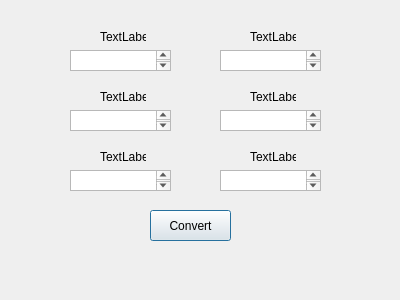
The window that Units/Temperature/temperature.ui (ITAAcademy/ITAInformator) describes before a commit, drawn with Qt 5.
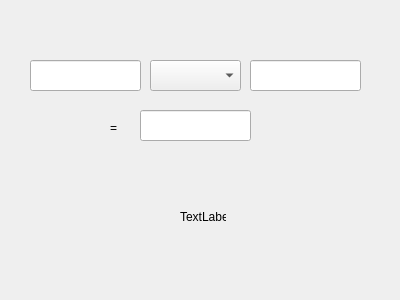
The same window after the commit.

Commit message: -add new functional to 3 windows (Temperature, Distance, Weight)

Patch:
```diff
--- a/Units/Temperature/temperature.ui
+++ b/Units/Temperature/temperature.ui
@@ -13,70 +13,64 @@
   <property name="windowTitle">
    <string>Temperature</string>
   </property>
+  <widget class="QLineEdit" name="lineEdit_T_Left">
+   <property name="geometry">
+    <rect>
+     <x>30</x>
+     <y>60</y>
+     <width>111</width>
+     <height>31</height>
+    </rect>
+   </property>
+  </widget>
+  <widget class="QLineEdit" name="lineEdit_T_right">
+   <property name="geometry">
+    <rect>
+     <x>250</x>
+     <y>60</y>
+     <width>111</width>
+     <height>31</height>
+    </rect>
+   </property>
+  </widget>
+  <widget class="QLineEdit" name="lineEdit_T_down">
+   <property name="geometry">
+    <rect>
+     <x>140</x>
+     <y>110</y>
+     <width>111</width>
+     <height>31</height>
+    </rect>
+   </property>
+  </widget>
+  <widget class="QComboBox" name="comboBoxTemperature">
+   <property name="geometry">
+    <rect>
+     <x>150</x>
+     <y>60</y>
+     <width>91</width>
+     <height>31</height>
+    </rect>
+   </property>
+  </widget>
   <widget class="QLabel" name="label">
    <property name="geometry">
     <rect>
-     <x>100</x>
-     <y>30</y>
-     <width>46</width>
-     <height>13</height>
+     <x>110</x>
+     <y>120</y>
+     <width>21</width>
+     <height>16</height>
     </rect>
    </property>
    <property name="text">
-    <string>TextLabel</string>
+    <string>=</string>
    </property>
   </widget>
   <widget class="QLabel" name="label_2">
    <property name="geometry">
     <rect>
-     <x>250</x>
-     <y>30</y>
-     <width>46</width>
-     <height>13</height>
-    </rect>
-   </property>
-   <property name="text">
-    <string>TextLabel</string>
-   </property>
-  </widget>
-  <widget class="QPushButton" name="ButtonConvert">
-   <property name="geometry">
-    <rect>
-     <x>150</x>
+     <x>180</x>
      <y>210</y>
-     <width>81</width>
-     <height>31</height>
-    </rect>
-   </property>
-   <property name="text">
-    <string>Convert</string>
-   </property>
-  </widget>
-  <widget class="QTextEdit" name="textEdit">
-   <property name="geometry">
-    <rect>
-     <x>70</x>
-     <y>50</y>
-     <width>101</width>
-     <height>21</height>
-    </rect>
-   </property>
-  </widget>
-  <widget class="QTextEdit" name="textEdit_2">
-   <property name="geometry">
-    <rect>
-     <x>220</x>
-     <y>50</y>
-     <width>101</width>
-     <height>21</height>
-    </rect>
-   </property>
-  </widget>
-  <widget class="QLabel" name="label_3">
-   <property name="geometry">
-    <rect>
-     <x>100</x>
-     <y>90</y>
      <width>46</width>
      <height>13</height>
     </rect>
@@ -85,85 +79,6 @@
     <string>TextLabel</string>
    </property>
   </widget>
-  <widget class="QLabel" name="label_4">
-   <property name="geometry">
-    <rect>
-     <x>100</x>
-     <y>150</y>
-     <width>46</width>
-     <height>13</height>
-    </rect>
-   </property>
-   <property name="text">
-    <string>TextLabel</string>
-   </property>
-  </widget>
-  <widget class="QTextEdit" name="textEdit_3">
-   <property name="geometry">
-    <rect>
-     <x>70</x>
-     <y>110</y>
-     <width>101</width>
-     <height>21</height>
-    </rect>
-   </property>
-  </widget>
-  <widget class="QTextEdit" name="textEdit_4">
-   <property name="geometry">
-    <rect>
-     <x>70</x>
-     <y>170</y>
-     <width>101</width>
-     <height>21</height>
-    </rect>
-   </property>
-  </widget>
-  <widget class="QLabel" name="label_5">
-   <property name="geometry">
-    <rect>
-     <x>250</x>
-     <y>90</y>
-     <width>46</width>
-     <height>13</height>
-    </rect>
-   </property>
-   <property name="text">
-    <string>TextLabel</string>
-   </property>
-  </widget>
-  <widget class="QTextEdit" name="textEdit_5">
-   <property name="geometry">
-    <rect>
-     <x>220</x>
-     <y>110</y>
-     <width>101</width>
-     <height>21</height>
-    </rect>
-   </property>
-  </widget>
-  <widget class="QLabel" name="label_6">
-   <property name="geometry">
-    <rect>
-     <x>250</x>
-     <y>150</y>
-     <width>46</width>
-     <height>13</height>
-    </rect>
-   </property>
-   <property name="text">
-    <string>TextLabel</string>
-   </property>
-  </widget>
-  <widget class="QTextEdit" name="textEdit_6">
-   <property name="geometry">
-    <rect>
-     <x>220</x>
-     <y>170</y>
-     <width>101</width>
-     <height>21</height>
-    </rect>
-   </property>
-  </widget>
  </widget>
  <resources/>
  <connections/>
```
The commit also changes 8 other files.
